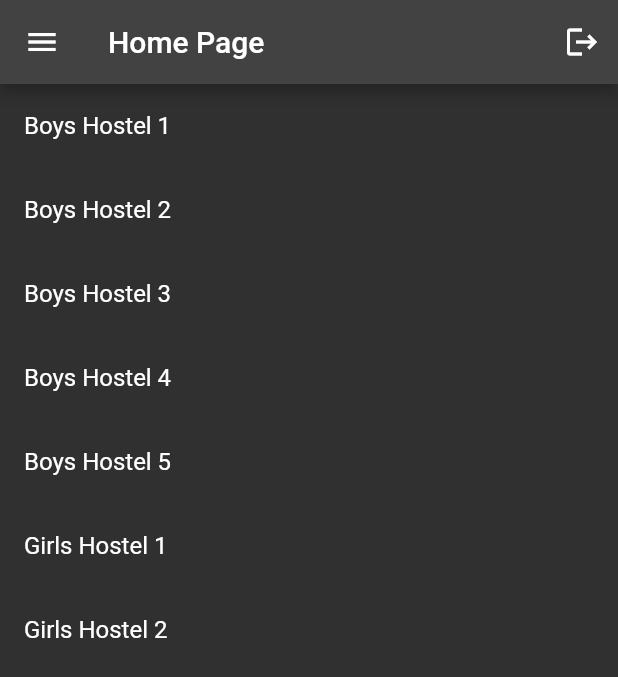
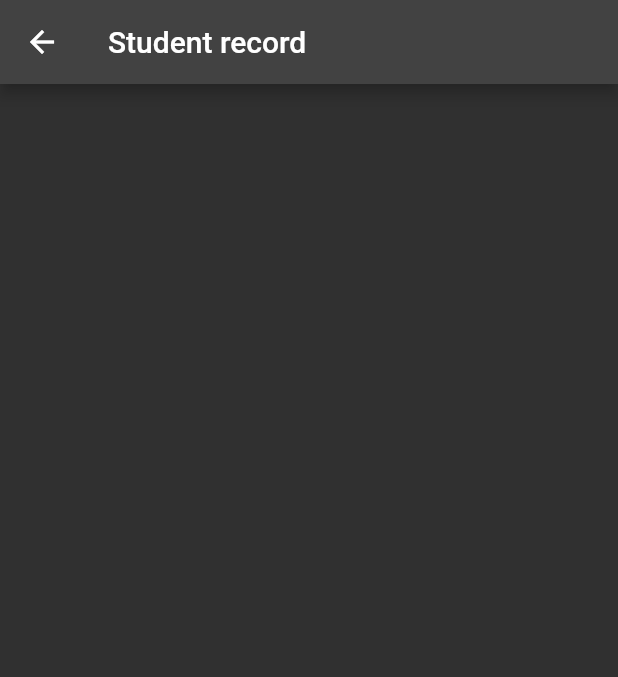
Before and after one commit to Sam-commit/Dormitory-Management-App, a Flutter app: the Homepage screen opened directly, in the side drawer, after a tap on "Student Record", on a phone screen of 412 x 824 dp. Shown: the top 677 px of the screen. Run offline on Flutter 3.47's test engine with Material 2 defaults, Android fonts, the phone set to English and light mode, and no system bars; our stand-ins replace cloud_firestore, firebase_auth, firebase_core; missing offline and left inert: dart:ffi; accounts and stored records are empty.

Commit message:
Added student record

```diff
--- a/lib/admin_homepage.dart
+++ b/lib/admin_homepage.dart
@@ -1,6 +1,8 @@
 import 'package:flutter/material.dart';
 import 'package:dormitory_management/hostel_details.dart';
 import 'package:firebase_auth/firebase_auth.dart';
+import 'package:dormitory_management/studentrecord.dart';
+import 'package:dormitory_management/functions.dart';
 
 class Homepage extends StatefulWidget {
   Homepage({required this.admin});
@@ -22,6 +24,8 @@ class _HomepageState extends State<Homepage> {
     "Girls Hostel 2"
   ];
 
+  Map<String,List<String>>studentRecords={};
+
   @override
   Widget build(BuildContext context) {
     return Scaffold(
@@ -39,11 +43,15 @@ class _HomepageState extends State<Homepage> {
               },
             ),
             ListTile(
-              title: const Text("Student Record"),
-              onTap: () {
-                Navigator.pop(context);
-              },
-            ),
+                title: const Text("Student Record"),
+                onTap: () async{
+                  Functions func = Functions();
+                  studentRecords = await func.studentinfo();
+                  Navigator.push(
+                      context,
+                      MaterialPageRoute(
+                          builder: (context) => StudentRecord(studentRecords:studentRecords)));
+                 }),
             ListTile(
               title: const Text("Payment"),
               onTap: () {
--- a/lib/functions.dart
+++ b/lib/functions.dart
@@ -9,17 +9,17 @@ class Functions{
   FirebaseAuth auth = FirebaseAuth.instance;
   FirebaseFirestore firestore = FirebaseFirestore.instance;
 
-  String email="";
-  String password="";
-  //bool admin = false;
+  // String email="";
+  // String password="";
+  // //bool admin = false;
+  //
+  //
+  // Functions(String email, String password){
+  //   this.email = email;
+  //   this.password = password;
+  // }
 
-
-  Functions(String email, String password){
-    this.email = email;
-    this.password = password;
-  }
-
-  Future <bool>signin() async{
+  Future <bool>signin(String email,String password) async{
 
     try {
       UserCredential userCredential = await auth.signInWithEmailAndPassword(
@@ -66,6 +66,27 @@ class Functions{
 
   }
 
+  Future<Map<String,List<String>>> studentinfo()async{
+
+    Map<String,List<String>>studentRecords={};
+
+    CollectionReference students = firestore.collection('students');
+    await students.get().then((QuerySnapshot querySnapshot) {
+
+      for(var element in querySnapshot.docs){
+          studentRecords[element["Rollno"].toString()]=[element["Name"].toString(),element["Rollno"].toString(),element["Room"].toString(),element["Document"].toString()];
+
+      }
+
+     print(studentRecords.keys);
+
+    });
+
+    return studentRecords;
+
+
+  }
+
 
 
 }
--- a/lib/loginpage.dart
+++ b/lib/loginpage.dart
@@ -59,9 +59,9 @@ class _LoginpageState extends State<Loginpage> {
           ),
           ElevatedButton(
               onPressed: () async {
-                Functions func = Functions(email, password);
+                Functions func = Functions();
 
-                if (await func.signin()) {
+                if (await func.signin(email,password)) {
                   if (await func.userpower()) {
                     Navigator.push(
                         context,
--- /dev/null
+++ b/lib/studentrecord.dart
@@ -0,0 +1,54 @@
+import 'dart:ffi';
+
+import 'package:flutter/material.dart';
+import 'functions.dart';
+
+
+class StudentRecord extends StatefulWidget {
+
+  Map<String,List<String>>studentRecords;
+
+  StudentRecord({required this.studentRecords});
+
+  @override
+  _StudentRecordState createState() => _StudentRecordState();
+}
+
+class _StudentRecordState extends State<StudentRecord> {
+
+  // void getinfo()async{
+  //
+  //   Functions func = Functions();
+  //   studentRecords = await func.studentinfo();
+  //
+  // }
+
+  // @override
+  // void initState(){
+  //   super.initState();
+  //
+  //   getinfo();
+  //
+  // }
+
+  get keys => widget.studentRecords.keys.toList();
+
+  @override
+  Widget build(BuildContext context) {
+    return Scaffold(
+      appBar: AppBar(
+        title: const Text("Student record"),
+      ),
+      body: ListView.builder(
+          itemCount: widget.studentRecords.length,
+          itemBuilder: (context,index){
+            return ListTile(
+              title: Text(widget.studentRecords[keys[index]]![0]),
+              subtitle: Text(keys[index]),
+            );
+          }
+
+      ),
+    );
+  }
+}
```
Also changed, not shown: lib/userHomePage.dart (+8 -0 lines).
